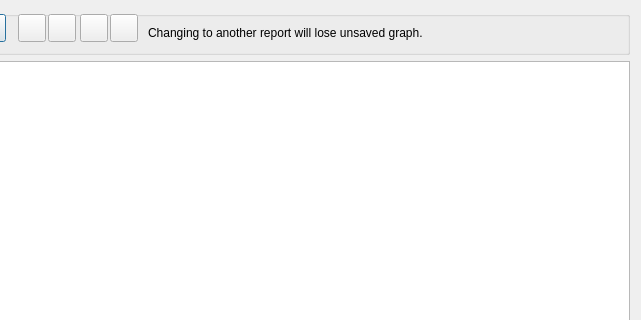
Old version of the form GUI_UIs/ui_dialog_graph.ui in the repository ccbogel/QualCoder; both pictures show x 383 to 1024 and y 0 to 320 of the 1024 by 600 pixel window.
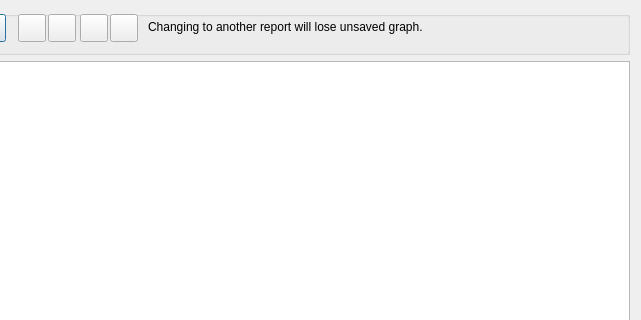
New version of the form.

```diff
--- a/GUI_UIs/ui_dialog_graph.ui
+++ b/GUI_UIs/ui_dialog_graph.ui
@@ -228,9 +228,9 @@
       <property name="geometry">
        <rect>
         <x>520</x>
-        <y>0</y>
+        <y>2</y>
         <width>481</width>
-        <height>44</height>
+        <height>28</height>
        </rect>
       </property>
       <property name="text">
```
